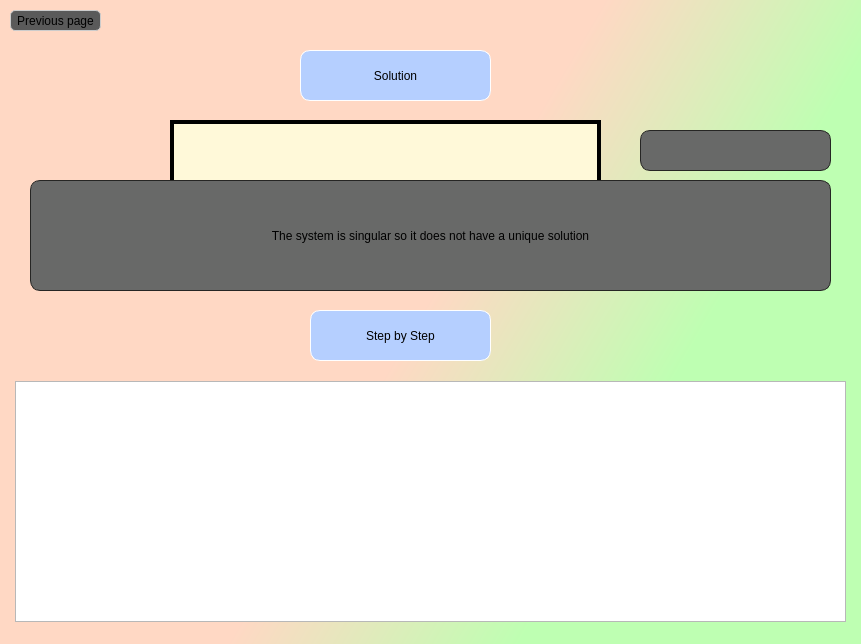
Old version of the form designs/outPutWindow.ui in the repository Omar-Eldawy/Numerical-project.
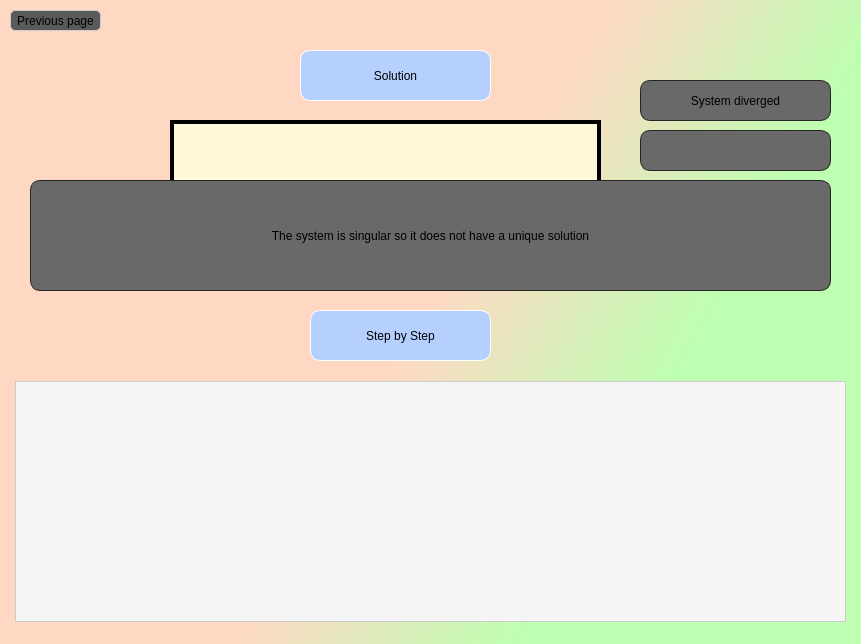
New version of the form. Icons and pictures are not drawn.

The edit to the form file:
```diff
--- a/designs/outPutWindow.ui
+++ b/designs/outPutWindow.ui
@@ -224,6 +224,50 @@
       <height>241</height>
      </rect>
     </property>
+    <property name="styleSheet">
+     <string notr="true"> QTableWidget {
+                background-color: #f5f5f5;
+                alternate-background-color: #e0e0e0;
+                selection-background-color: #0078d7;
+                selection-color: white;
+                border: 1px solid #ccc;
+            }
+
+            QTableWidget QHeaderView::section {
+                background-color: #0078d7;
+                color: white;
+                padding: 4px;
+                border: 1px solid #ccc;
+            }
+
+            QTableWidget::item:selected {
+                background-color: #0078d7;
+                color: white;
+            }</string>
+    </property>
+   </widget>
+   <widget class="QLabel" name="diverge">
+    <property name="geometry">
+     <rect>
+      <x>640</x>
+      <y>80</y>
+      <width>191</width>
+      <height>41</height>
+     </rect>
+    </property>
+    <property name="styleSheet">
+     <string notr="true">border: 1.3px solid #262624; 
+font: 14pt &quot;Arial&quot;;
+background-color:#686968;
+border-radius:10px;
+</string>
+    </property>
+    <property name="text">
+     <string>System diverged</string>
+    </property>
+    <property name="alignment">
+     <set>Qt::AlignCenter</set>
+    </property>
    </widget>
   </widget>
  </widget>
```
